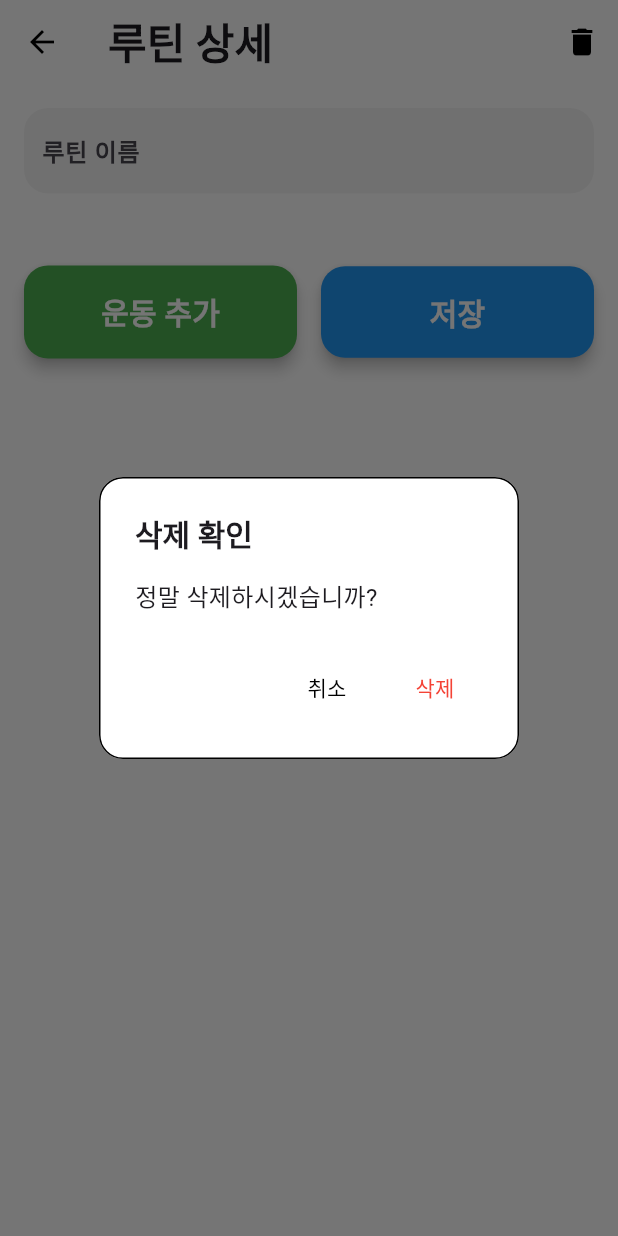
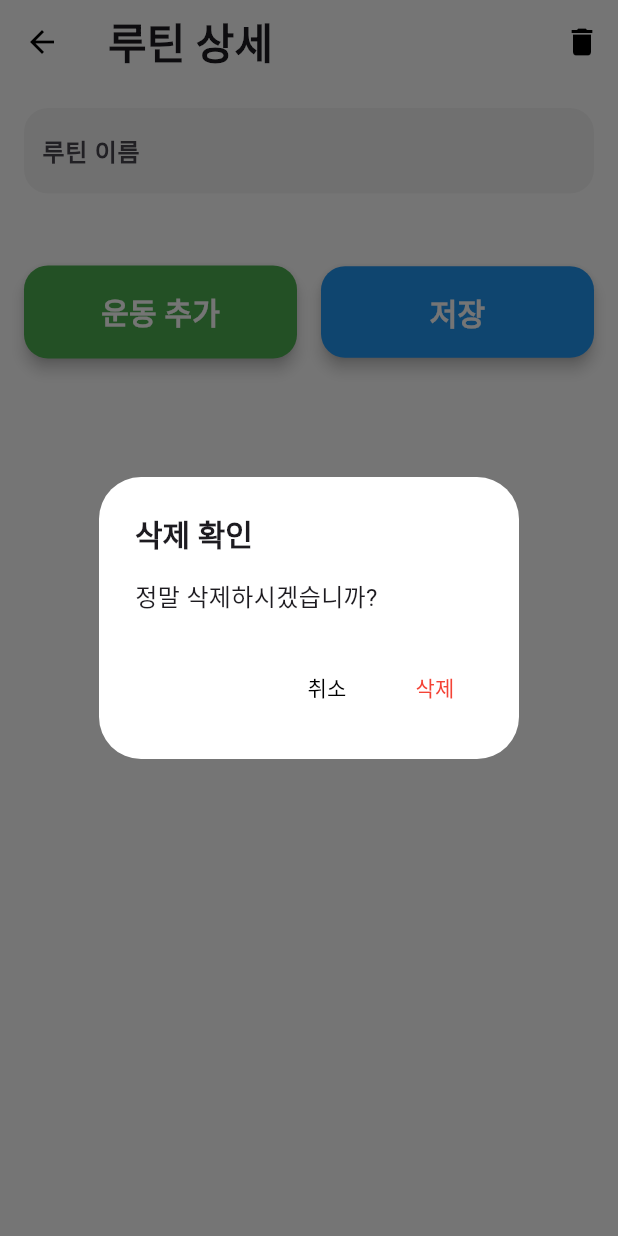
Before and after one commit to CBNU-younghun/OSS-TeamProject-app, a Flutter app: the RoutineDetailPage screen opened directly with empty values, after a tap on the "delete" icon, on a phone screen of 412 x 824 dp. Run offline on Flutter 3.47's test engine with Material 3 defaults, Android fonts, the phone set to English and light mode, and no system bars; our stand-ins replace fl_chart, flutter_neumorphic_plus, font_awesome_flutter, shared_preferences, video_player; accounts and stored records are empty; Roboto replaces fonts that are missing (Bebas Neue).

Commit message:
삭제 확인 다이얼로그 UI 식단 쪽과 동일하게 변경

```diff
--- a/lib/routine/routine_detail_page.dart
+++ b/lib/routine/routine_detail_page.dart
@@ -547,14 +547,6 @@ class _RoutineDetailPageState extends State<RoutineDetailPage> {
       context: context,
       builder: (BuildContext context) {
         return AlertDialog(
-          elevation: 4.0, // 그림자 효과 추가
-          shape: RoundedRectangleBorder(
-              borderRadius: BorderRadius.circular(16.0), // 모서리 둥글게 설정
-              side: const BorderSide(
-                color: Colors.black,  // 테두리 색 검정으로 설정
-                width: 1.0,
-              )
-          ),
           backgroundColor: Colors.white, // 삭제 확인 다이얼로그 배경 색상 흰색으로 설정
           title: const Text('삭제 확인',
             style: TextStyle(
```
